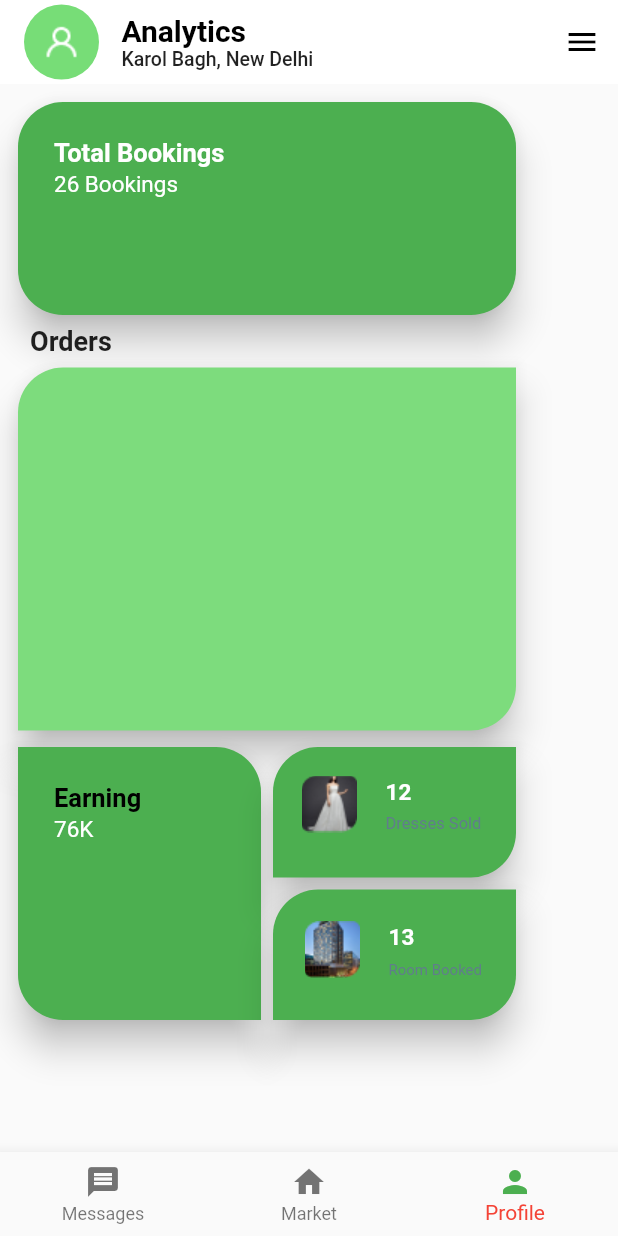
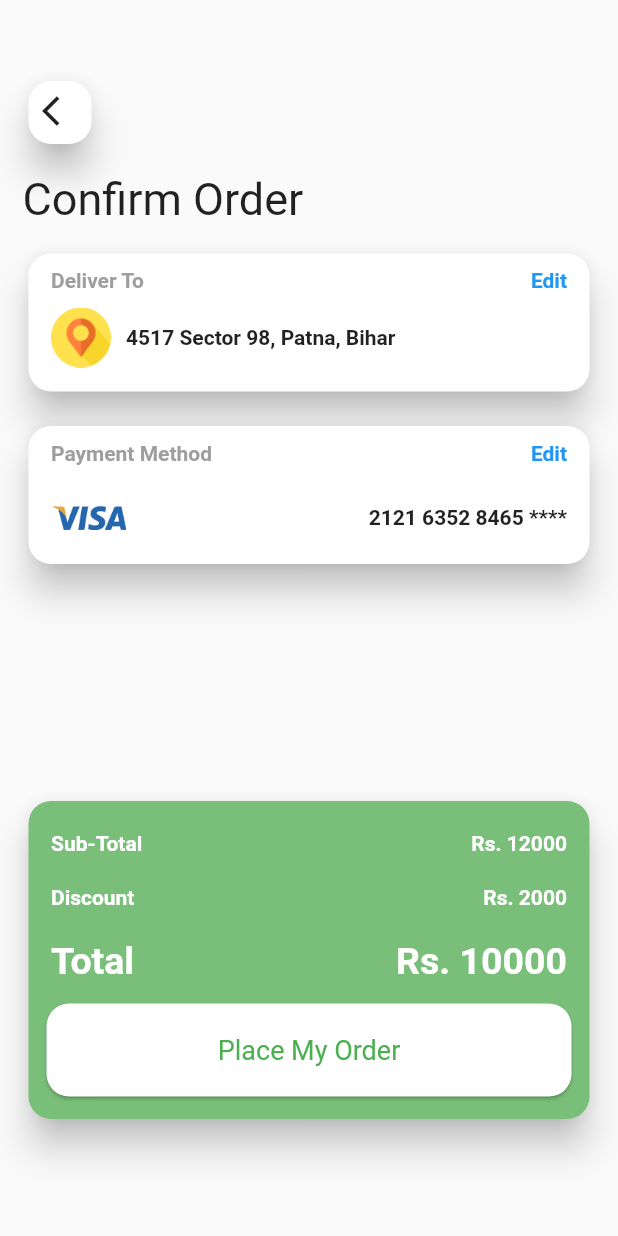
Before and after one commit to yuvi222/firebase_auth, a Flutter app: the screen it shows after launch, on a phone screen of 412 x 824 dp. Run offline on Flutter 3.47's test engine with Material 2 defaults, Android fonts, the phone set to English and light mode, and no system bars; our stand-ins replace cloud_firestore, firebase_auth, firebase_core, fluttertoast; accounts and stored records are empty.

Commit message:
payment screen

```diff
--- a/lib/main.dart
+++ b/lib/main.dart
@@ -1,9 +1,11 @@
 import 'package:auth_app/screens/analytics.dart';
 import 'package:auth_app/screens/dashboard.dart';
+import 'package:auth_app/screens/edit_payments.dart';
 import 'package:auth_app/screens/featured.dart';
 import 'package:auth_app/screens/login_screen.dart';
 import 'package:firebase_core/firebase_core.dart';
 import 'package:flutter/material.dart';
+import 'package:auth_app/screens/payments.dart';
 
 Future<void> main() async {
   WidgetsFlutterBinding.ensureInitialized();
@@ -22,7 +24,7 @@ class MyApp extends StatelessWidget {
       theme: ThemeData(
         primarySwatch: Colors.red,
       ),
-      home: const Analytics(),
+      home: const Payments(),
     );
   }
 }
--- /dev/null
+++ b/lib/screens/payments.dart
@@ -0,0 +1,299 @@
+import 'package:auth_app/screens/edit_payments.dart';
+import 'package:flutter/material.dart';
+
+class Payments extends StatefulWidget {
+  const Payments({Key? key}) : super(key: key);
+  @override
+  _PaymentsState createState() => _PaymentsState();
+}
+
+class _PaymentsState extends State<Payments> {
+  @override
+  Widget build(BuildContext context) {
+    return Scaffold(
+      body: Padding(
+        padding: const EdgeInsets.only(
+          left: 15,
+          top: 50,
+        ),
+        child: Column(
+          children: [
+            Row(
+              children: [
+                Container(
+                  height: 50,
+                  width: 50,
+                  child: Card(
+                    color: Colors.white,
+                    shape: RoundedRectangleBorder(
+                      borderRadius: BorderRadius.circular(15),
+                    ),
+                    elevation: 10,
+                    child: Column(children: [
+                      const Padding(
+                        padding: EdgeInsets.all(8.0),
+                        child: Icon(Icons.arrow_back_ios),
+                      ),
+                    ]),
+                  ),
+                ),
+              ],
+            ),
+            SizedBox(
+              height: 15,
+            ),
+            Row(
+              children: [
+                Text(
+                  "Confirm Order",
+                  style: TextStyle(fontSize: 30),
+                )
+              ],
+            ),
+            SizedBox(
+              height: 15,
+            ),
+            Container(
+              margin: EdgeInsets.only(right: 15),
+              height: 100,
+              width: 400,
+              child: Card(
+                color: Colors.white,
+                shape: RoundedRectangleBorder(
+                  borderRadius: BorderRadius.circular(15),
+                ),
+                elevation: 10,
+                child: Column(
+                  children: [
+                    Padding(
+                      padding: EdgeInsets.only(
+                          left: 15, top: 10, right: 15, bottom: 0),
+                      child: Row(
+                        mainAxisAlignment: MainAxisAlignment.spaceBetween,
+                        children: [
+                          Text(
+                            "Deliver To",
+                            style: TextStyle(
+                                color: Colors.grey,
+                                fontWeight: FontWeight.bold),
+                          ),
+                          Text(
+                            "Edit",
+                            style: TextStyle(
+                                color: Colors.blue,
+                                fontWeight: FontWeight.bold),
+                          ),
+                        ],
+                      ),
+                    ),
+                    Padding(
+                      padding: EdgeInsets.only(
+                          left: 15, top: 10, right: 15, bottom: 0),
+                      child: Row(
+                        children: [
+                          Image.asset(
+                            "images/img.png",
+                            height: 40,
+                            width: 40,
+                          ),
+                          SizedBox(
+                            width: 10,
+                          ),
+                          Text(
+                            "4517 Sector 98, Patna, Bihar",
+                            style: TextStyle(
+                                //color: Colors.blue,
+                                fontWeight: FontWeight.bold),
+                          ),
+                        ],
+                      ),
+                    ),
+                  ],
+                ),
+              ),
+            ),
+            SizedBox(
+              height: 15,
+            ),
+            Container(
+              margin: EdgeInsets.only(right: 15),
+              height: 100,
+              width: 400,
+              child: Card(
+                color: Colors.white,
+                shape: RoundedRectangleBorder(
+                  borderRadius: BorderRadius.circular(15),
+                ),
+                elevation: 10,
+                child: Column(
+                  children: [
+                    Padding(
+                      padding: EdgeInsets.only(
+                          left: 15, top: 10, right: 15, bottom: 0),
+                      child: Row(
+                        mainAxisAlignment: MainAxisAlignment.spaceBetween,
+                        children: [
+                          Text(
+                            "Payment Method",
+                            style: TextStyle(
+                                color: Colors.grey,
+                                fontWeight: FontWeight.bold),
+                          ),
+                          InkWell(
+                            child: Text(
+                              "Edit",
+                              style: TextStyle(
+                                  color: Colors.blue,
+                                  fontWeight: FontWeight.bold),
+                            ),
+                            onTap: () {
+                              Navigator.push(
+                                  context,
+                                  MaterialPageRoute(
+                                      builder: (context) => EditPayments()));
+                            },
+                          ),
+                        ],
+                      ),
+                    ),
+                    Padding(
+                      padding: EdgeInsets.only(
+                          left: 15, top: 10, right: 15, bottom: 0),
+                      child: Row(
+                        mainAxisAlignment: MainAxisAlignment.spaceBetween,
+                        children: [
+                          Image.asset(
+                            "images/img_1.png",
+                            height: 50,
+                            width: 50,
+                          ),
+                          SizedBox(
+                            width: 5,
+                          ),
+                          Text(
+                            "2121 6352 8465 ****",
+                            style: TextStyle(fontWeight: FontWeight.bold),
+                          ),
+                        ],
+                      ),
+                    ),
+                  ],
+                ),
+              ),
+            ),
+            Container(
+              margin: EdgeInsets.only(right: 15, top: 150),
+              height: 220,
+              width: 400,
+              child: Card(
+                color: Color(0xff79BE79),
+                shape: RoundedRectangleBorder(
+                  borderRadius: BorderRadius.circular(15),
+                ),
+                elevation: 10,
+                child: Column(
+                  children: [
+                    Padding(
+                      padding: EdgeInsets.only(
+                          left: 15, top: 20, right: 15, bottom: 0),
+                      child: Row(
+                        mainAxisAlignment: MainAxisAlignment.spaceBetween,
+                        children: [
+                          Text(
+                            "Sub-Total",
+                            style: TextStyle(
+                                color: Colors.white,
+                                fontWeight: FontWeight.bold),
+                          ),
+                          Text(
+                            "Rs. 12000",
+                            style: TextStyle(
+                                color: Colors.white,
+                                fontWeight: FontWeight.bold),
+                          ),
+                        ],
+                      ),
+                    ),
+                    Padding(
+                      padding: EdgeInsets.only(
+                          left: 15, top: 20, right: 15, bottom: 0),
+                      child: Row(
+                        mainAxisAlignment: MainAxisAlignment.spaceBetween,
+                        children: [
+                          Text(
+                            "Discount",
+                            style: TextStyle(
+                                fontWeight: FontWeight.bold,
+                                color: Colors.white),
+                          ),
+                          SizedBox(
+                            width: 5,
+                          ),
+                          Text(
+                            "Rs. 2000",
+                            style: TextStyle(
+                                fontWeight: FontWeight.bold,
+                                color: Colors.white),
+                          ),
+                        ],
+                      ),
+                    ),
+                    Padding(
+                      padding: EdgeInsets.only(
+                          left: 15, top: 20, right: 15, bottom: 0),
+                      child: Row(
+                        mainAxisAlignment: MainAxisAlignment.spaceBetween,
+                        children: [
+                          Text(
+                            "Total",
+                            style: TextStyle(
+                                fontSize: 25,
+                                fontWeight: FontWeight.w700,
+                                color: Colors.white),
+                          ),
+                          SizedBox(
+                            width: 5,
+                          ),
+                          Text(
+                            "Rs. 10000",
+                            style: TextStyle(
+                                fontSize: 25,
+                                fontWeight: FontWeight.bold,
+                                color: Colors.white),
+                          ),
+                        ],
+                      ),
+                    ),
+                    Container(
+                      margin: EdgeInsets.only(
+                          left: 8, top: 10, right: 8, bottom: 0),
+                      height: 70,
+                      width: 380,
+                      child: Card(
+                        color: Colors.white,
+                        shape: RoundedRectangleBorder(
+                          borderRadius: BorderRadius.circular(15),
+                        ),
+                        //elevation: 10,
+                        child: Column(
+                          mainAxisAlignment: MainAxisAlignment.center,
+                          children: [
+                            Text(
+                              "Place My Order",
+                              style:
+                                  TextStyle(fontSize: 18, color: Colors.green),
+                            )
+                          ],
+                        ),
+                      ),
+                    ),
+                  ],
+                ),
+              ),
+            ),
+          ],
+        ),
+      ),
+    );
+  }
+}
```
Also changed, not shown: lib/screens/analytics.dart (+9 -1 lines), lib/screens/edit_payments.dart (added, +149 -0 lines), lib/screens/featured.dart (+7 -5 lines), icon/img_4.png (added), images/img.png (added), images/img_1.png (added), images/img_2.png (added), 1 other file.
